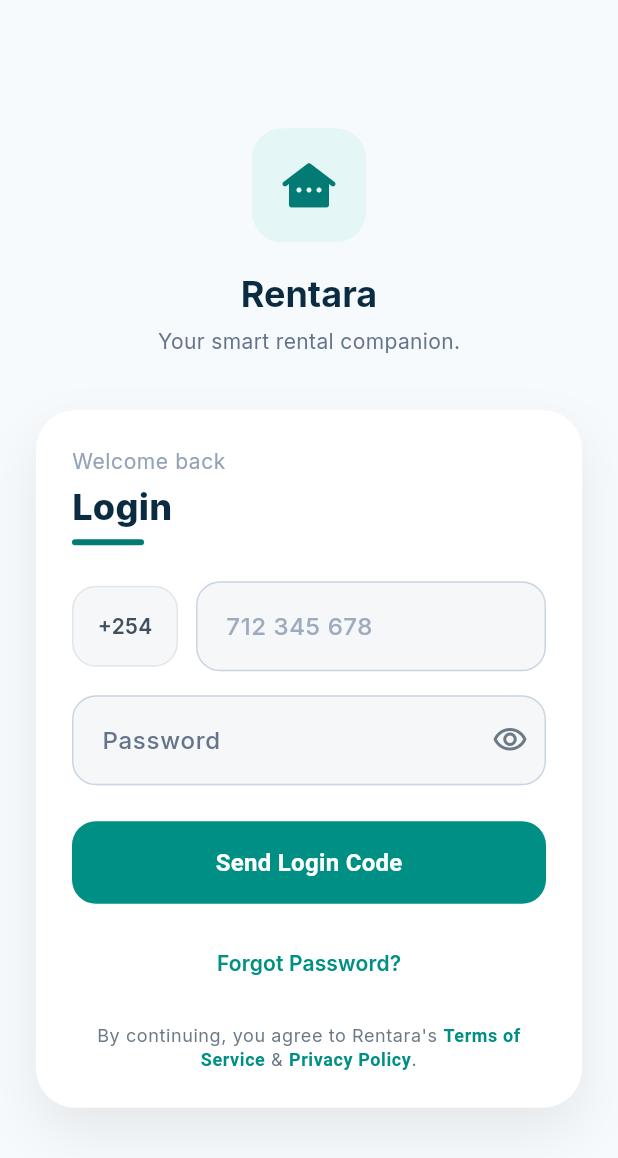
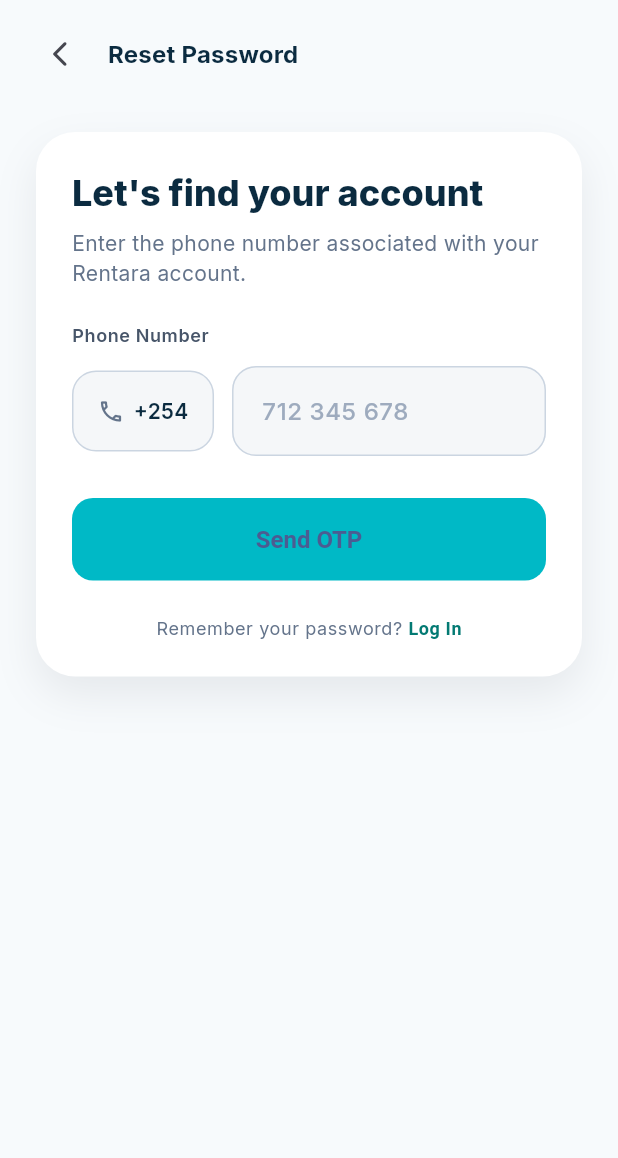
Before and after one commit to sostinewaliaula/rentara, a Flutter app: the screen it shows after launch, after a tap on "Forgot Password?", on a phone screen of 412 x 824 dp. Shown: the top 1158 px of the screen. Run offline on Flutter 3.47's test engine with Material 3 defaults, Android fonts, the phone set to English and light mode, and no system bars; our stand-ins replace dio, flutter_riverpod, flutter_secure_storage, go_router, google_fonts, riverpod_annotation; generated files the repository leaves out were written again.

Commit message:
updated the forgot password flow

```diff
--- a/mobile/lib/core/router/app_router.dart
+++ b/mobile/lib/core/router/app_router.dart
@@ -2,6 +2,7 @@ import 'package:flutter/material.dart';
 import 'package:go_router/go_router.dart';
 import 'package:rentara/core/providers/auth_provider.dart';
 import 'package:rentara/features/auth/presentation/screens/login_screen.dart';
+import 'package:rentara/features/auth/presentation/screens/forgot_password_screen.dart';
 import 'package:rentara/features/auth/presentation/screens/register_screen.dart';
 import 'package:rentara/features/dashboard/presentation/screens/dashboard_screen.dart';
 import 'package:rentara/features/payments/presentation/screens/payments_screen.dart';
@@ -12,7 +13,6 @@ import 'package:rentara/features/notifications/presentation/screens/notification
 import 'package:rentara/features/profile/presentation/screens/profile_screen.dart';
 import 'package:rentara/features/units/presentation/screens/units_screen.dart';
 import 'package:rentara/features/units/presentation/screens/unit_detail_screen.dart';
-import 'package:rentara/features/splash/presentation/screens/splash_screen.dart';
 import 'package:riverpod_annotation/riverpod_annotation.dart';
 
 part 'app_router.g.dart';
@@ -25,14 +25,15 @@ GoRouter router(RouterRef ref) {
     initialLocation: '/login',
     redirect: (context, state) {
       final isAuthenticated = authState.isAuthenticated;
-      final isLoggingIn = state.matchedLocation == '/login' ||
-                          state.matchedLocation == '/register';
+      final isAuthEntryRoute = state.matchedLocation == '/login' ||
+          state.matchedLocation == '/register' ||
+          state.matchedLocation == '/forgot-password';
 
-      if (!isAuthenticated && !isLoggingIn && state.matchedLocation != '/splash') {
+      if (!isAuthenticated && !isAuthEntryRoute) {
         return '/login';
       }
 
-      if (isAuthenticated && isLoggingIn) {
+      if (isAuthenticated && isAuthEntryRoute) {
         return '/dashboard';
       }
 
@@ -40,12 +41,12 @@ GoRouter router(RouterRef ref) {
     },
     routes: [
       GoRoute(
-        path: '/splash',
-        builder: (context, state) => const SplashScreen(),
+        path: '/login',
+        builder: (context, state) => const LoginScreen(),
       ),
       GoRoute(
-        path: '/login',
-        builder: (context, state) => const LoginScreen(),
+        path: '/forgot-password',
+        builder: (context, state) => const ForgotPasswordScreen(),
       ),
       GoRoute(
         path: '/register',
--- /dev/null
+++ b/mobile/lib/features/auth/presentation/screens/forgot_password_screen.dart
@@ -0,0 +1,226 @@
+import 'package:flutter/gestures.dart';
+import 'package:flutter/material.dart';
+
+class ForgotPasswordScreen extends StatefulWidget {
+  const ForgotPasswordScreen({super.key});
+
+  @override
+  State<ForgotPasswordScreen> createState() => _ForgotPasswordScreenState();
+}
+
+class _ForgotPasswordScreenState extends State<ForgotPasswordScreen> {
+  final _formKey = GlobalKey<FormState>();
+  final _phoneController = TextEditingController();
+
+  @override
+  void dispose() {
+    _phoneController.dispose();
+    super.dispose();
+  }
+
+  void _handleSendOtp() {
+    if (_formKey.currentState!.validate()) {
+      ScaffoldMessenger.of(context).showSnackBar(
+        const SnackBar(
+          content: Text('OTP request sent (placeholder)'),
+        ),
+      );
+    }
+  }
+
+  @override
+  Widget build(BuildContext context) {
+    return Scaffold(
+      backgroundColor: const Color(0xFFF7FAFC),
+      body: SafeArea(
+        child: Column(
+          crossAxisAlignment: CrossAxisAlignment.start,
+          children: [
+            Padding(
+              padding: const EdgeInsets.symmetric(horizontal: 16, vertical: 12),
+              child: Row(
+                children: [
+                  IconButton(
+                    icon: const Icon(Icons.arrow_back_ios_new_rounded, size: 20),
+                    onPressed: () => Navigator.of(context).pop(),
+                  ),
+                  const SizedBox(width: 8),
+                  Text(
+                    'Reset Password',
+                    style: Theme.of(context).textTheme.titleMedium?.copyWith(
+                          fontWeight: FontWeight.w700,
+                          color: const Color(0xFF0B2B40),
+                        ),
+                  ),
+                ],
+              ),
+            ),
+            Expanded(
+              child: SingleChildScrollView(
+                padding: const EdgeInsets.symmetric(horizontal: 24, vertical: 16),
+                child: Center(
+                  child: ConstrainedBox(
+                    constraints: const BoxConstraints(maxWidth: 420),
+                    child: Container(
+                      decoration: BoxDecoration(
+                        color: Colors.white,
+                        borderRadius: BorderRadius.circular(26),
+                        boxShadow: [
+                          BoxShadow(
+                            color: const Color(0xFF0F172A).withOpacity(0.08),
+                            blurRadius: 24,
+                            offset: const Offset(0, 12),
+                          ),
+                        ],
+                      ),
+                      padding: const EdgeInsets.all(24),
+                      child: Form(
+                        key: _formKey,
+                        child: Column(
+                          crossAxisAlignment: CrossAxisAlignment.stretch,
+                          children: [
+                            Text(
+                              "Let's find your account",
+                              style: Theme.of(context).textTheme.headlineSmall?.copyWith(
+                                    fontWeight: FontWeight.w800,
+                                    color: const Color(0xFF0B2B40),
+                                  ),
+                            ),
+                            const SizedBox(height: 8),
+                            Text(
+                              'Enter the phone number associated with your Rentara account.',
+                              style: Theme.of(context).textTheme.bodyMedium?.copyWith(
+                                    color: const Color(0xFF64748B),
+                                  ),
+                            ),
+                            const SizedBox(height: 24),
+                            Text(
+                              'Phone Number',
+                              style: Theme.of(context).textTheme.bodySmall?.copyWith(
+                                    fontWeight: FontWeight.w600,
+                                    color: const Color(0xFF475569),
+                                  ),
+                            ),
+                            const SizedBox(height: 12),
+                            Row(
+                              children: [
+                                Container(
+                                  padding: const EdgeInsets.symmetric(horizontal: 16, vertical: 16),
+                                  decoration: BoxDecoration(
+                                    color: const Color(0xFFF5F7F9),
+                                    borderRadius: BorderRadius.circular(16),
+                                    border: const Border.fromBorderSide(
+                                      BorderSide(color: Color(0xFFCBD5E1)),
+                                    ),
+                                  ),
+                                  child: const Row(
+                                    children: [
+                                      Icon(Icons.phone_outlined, size: 18, color: Color(0xFF64748B)),
+                                      SizedBox(width: 6),
+                                      Text(
+                                        '+254',
+                                        style: TextStyle(
+                                          fontWeight: FontWeight.w600,
+                                          color: Color(0xFF0B2B40),
+                                        ),
+                                      ),
+                                    ],
+                                  ),
+                                ),
+                                const SizedBox(width: 12),
+                                Expanded(
+                                  child: TextFormField(
+                                    controller: _phoneController,
+                                    keyboardType: TextInputType.phone,
+                                    style: const TextStyle(
+                                      fontSize: 16,
+                                      fontWeight: FontWeight.w600,
+                                      color: Color(0xFF0B2B40),
+                                      letterSpacing: 0.4,
+                                    ),
+                                    decoration: InputDecoration(
+                                      hintText: '712 345 678',
+                                      hintStyle: TextStyle(
+                                        fontSize: 16,
+                                        fontWeight: FontWeight.w500,
+                                        color: const Color(0xFF94A3B8).withOpacity(0.9),
+                                      ),
+                                      filled: true,
+                                      fillColor: const Color(0xFFF5F7F9),
+                                      contentPadding: const EdgeInsets.symmetric(horizontal: 16, vertical: 18),
+                                      border: OutlineInputBorder(
+                                        borderRadius: BorderRadius.circular(16),
+                                        borderSide: const BorderSide(color: Color(0xFFCBD5E1)),
+                                      ),
+                                      enabledBorder: OutlineInputBorder(
+                                        borderRadius: BorderRadius.circular(16),
+                                        borderSide: const BorderSide(color: Color(0xFFCBD5E1)),
+                                      ),
+                                      focusedBorder: OutlineInputBorder(
+                                        borderRadius: BorderRadius.circular(16),
+                                        borderSide: const BorderSide(color: Color(0xFF0EA5E9), width: 1.6),
+                                      ),
+                                    ),
+                                    validator: (value) {
+                                      if (value == null || value.isEmpty) {
+                                        return 'Enter phone number';
+                                      }
+                                      return null;
+                                    },
+                                  ),
+                                ),
+                              ],
+                            ),
+                            const SizedBox(height: 28),
+                            ElevatedButton(
+                              onPressed: _handleSendOtp,
+                              style: ElevatedButton.styleFrom(
+                                backgroundColor: const Color(0xFF00B9C6),
+                                padding: const EdgeInsets.symmetric(vertical: 18),
+                                shape: RoundedRectangleBorder(
+                                  borderRadius: BorderRadius.circular(14),
+                                ),
+                                textStyle: const TextStyle(
+                                  fontSize: 16,
+                                  fontWeight: FontWeight.w700,
+                                ),
+                              ),
+                              child: const Text('Send OTP'),
+                            ),
+                            const SizedBox(height: 24),
+                            Center(
+                              child: RichText(
+                                text: TextSpan(
+                                  style: Theme.of(context)
+                                      .textTheme
+                                      .bodySmall
+                                      ?.copyWith(color: const Color(0xFF64748B)),
+                                  children: [
+                                    const TextSpan(text: 'Remember your password? '),
+                                    TextSpan(
+                                      text: 'Log In',
+                                      style: const TextStyle(
+                                        color: Color(0xFF037A73),
+                                        fontWeight: FontWeight.w700,
+                                      ),
+                                      recognizer: TapGestureRecognizer()
+                                        ..onTap = () => Navigator.of(context).pop(),
+                                    ),
+                                  ],
+                                ),
+                              ),
+                            ),
+                          ],
+                        ),
+                      ),
+                    ),
+                  ),
+                ),
+              ),
+            ),
+          ],
+        ),
+      ),
+    );
+  }
+}
--- a/mobile/lib/features/auth/presentation/screens/login_screen.dart
+++ b/mobile/lib/features/auth/presentation/screens/login_screen.dart
@@ -308,9 +308,7 @@ class _LoginScreenState extends ConsumerState<LoginScreen> {
           ),
           const SizedBox(height: 16),
           TextButton(
-            onPressed: () {
-              // TODO: implement forgot password flow
-            },
+            onPressed: () => context.push('/forgot-password'),
             style: TextButton.styleFrom(
               padding: EdgeInsets.zero,
               foregroundColor: const Color(0xFF008F85),
```
